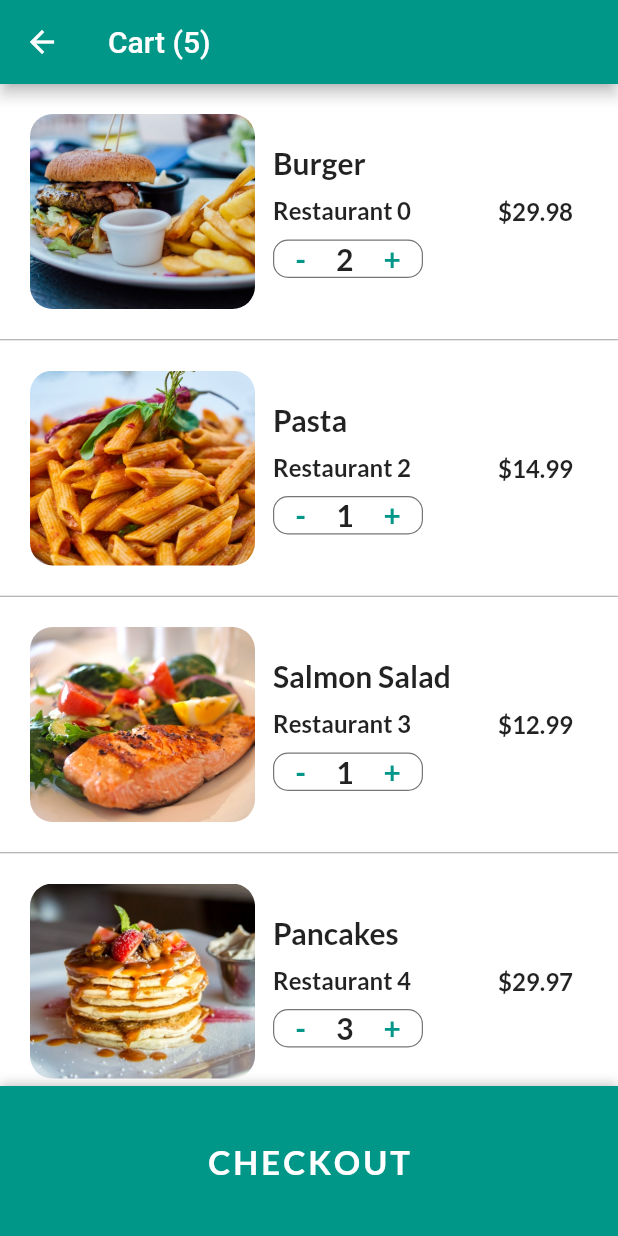
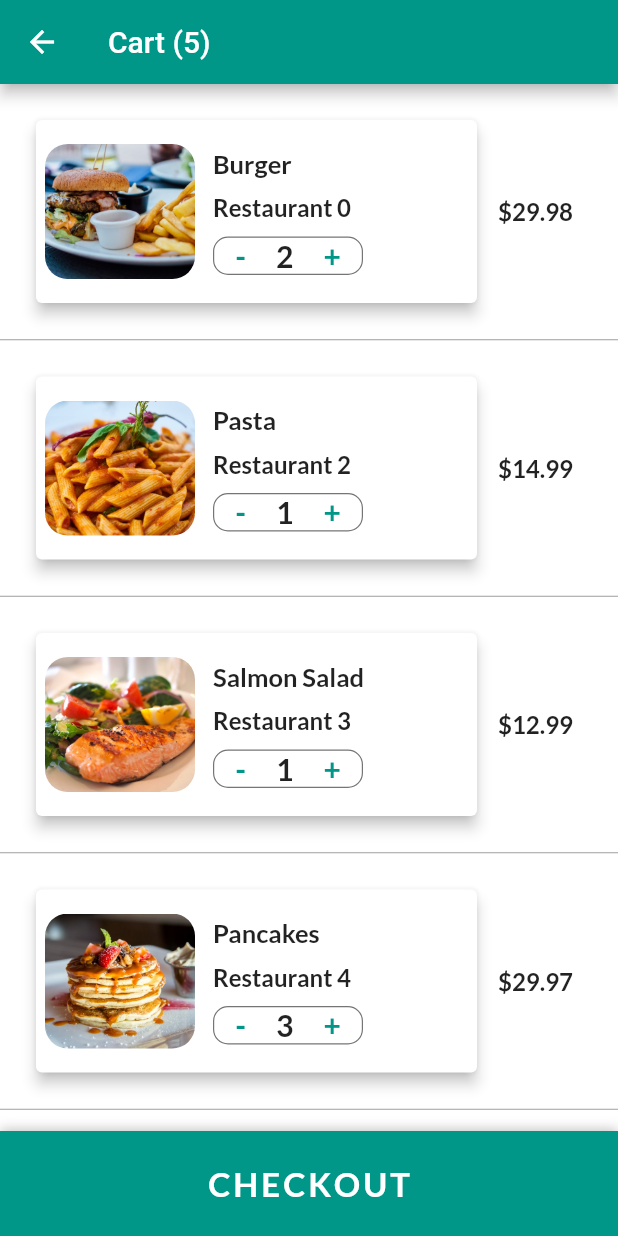
Before and after one commit to JonasSchweigler/ShareWeb, a Flutter app: the CartScreen screen opened directly, on a phone screen of 412 x 824 dp. Run offline on Flutter 3.47's test engine with Material 2 defaults, Android fonts, the phone set to English and light mode, and no system bars; our stand-ins replace animated_text_kit, firebase_auth, firebase_core, firebase_database, firebase_storage, flutter_spinkit and 5 more; accounts and stored records are empty.

Commit message:
UI design for cart_screen

```diff
--- a/lib/views/cart_screen.dart
+++ b/lib/views/cart_screen.dart
@@ -15,10 +15,15 @@ class _CartScreenState extends State<CartScreen> {
       child: Row(
         children: <Widget>[
           Expanded(
+            child: Card(
+              elevation: 4.0,
+              child: Padding(
+                padding: const EdgeInsets.only(left: 6.0),
                 child: Row(
                   children: <Widget>[
                     Container(
-                  width: 150.0,
+                      width: 100.0,
+                      height: 90.0,
                       decoration: BoxDecoration(
                         image: DecorationImage(
                           image: AssetImage(order.food.imageUrl),
@@ -37,10 +42,10 @@ class _CartScreenState extends State<CartScreen> {
                             Text(
                               order.food.name,
                               style: TextStyle(
-                            fontSize: 20.0,
+                                fontSize: 17.0,
                                 fontWeight: FontWeight.bold,
                               ),
-                          overflow: TextOverflow.ellipsis,
+                              overflow: TextOverflow.clip,
                             ),
                             SizedBox(height: 10.0),
                             Text(
@@ -105,6 +110,8 @@ class _CartScreenState extends State<CartScreen> {
                   ],
                 ),
               ),
+            ),
+          ),
           Container(
             margin: EdgeInsets.all(10.0),
             child: Text(
@@ -146,7 +153,7 @@ class _CartScreenState extends State<CartScreen> {
                   mainAxisAlignment: MainAxisAlignment.spaceBetween,
                   children: <Widget>[
                     Text(
-                      'Estimated Delivery Time:',
+                      'Estimated Delivery Time :',
                       style: TextStyle(
                         fontSize: 20.0,
                         fontWeight: FontWeight.w600,
@@ -166,7 +173,7 @@ class _CartScreenState extends State<CartScreen> {
                   mainAxisAlignment: MainAxisAlignment.spaceBetween,
                   children: <Widget>[
                     Text(
-                      'Total Cost:',
+                      'Total Cost :',
                       style: TextStyle(
                         fontSize: 20.0,
                         fontWeight: FontWeight.w600,
@@ -195,7 +202,7 @@ class _CartScreenState extends State<CartScreen> {
         },
       ),
       bottomSheet: Container(
-        height: 100.0,
+        height: 70.0,
         width: MediaQuery.of(context).size.width,
         decoration: BoxDecoration(
           color: Theme.of(context).primaryColor,
--- a/pubspec.yaml
+++ b/pubspec.yaml
@@ -35,6 +35,8 @@ dependencies:
   firebase_storage: ^5.2.0
   permission_handler: ^5.0.1+1
   cupertino_icons: ^1.0.0
+  animated_text_kit: ^3.1.0
+
 
 dev_dependencies:
   flutter_test:
```
Also changed, not shown: lib/StartScreens/welcome.dart (+31 -11 lines), pubspec.lock, 4 other files. Lines whose indentation alone changed are shown as unchanged.
